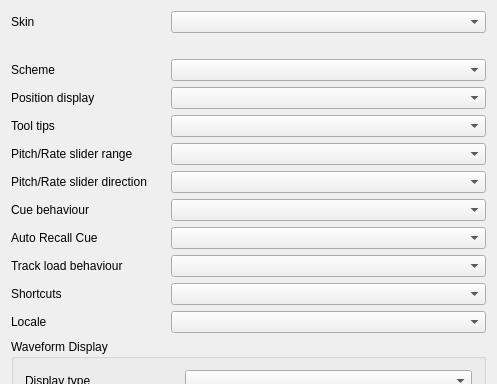
Before: the Qt Designer form mixxx/src/dlgprefcontrolsdlg.ui in mixxxcommunity/mixxx, drawn with Qt 5; both pictures show x 0 to 497 and y 0 to 384 of the 497 by 845 pixel window.
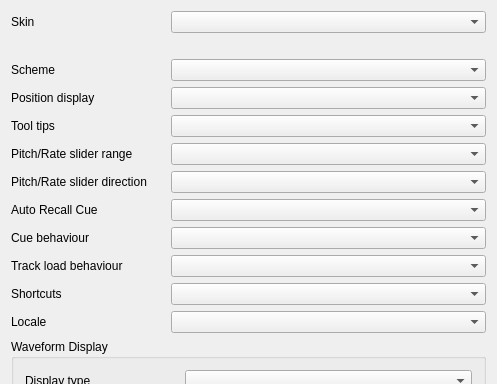
After: the same form once the commit is applied.

Commit message: sync with lp:mixxx/1.11

The edit to the form file:
```diff
--- a/mixxx/src/dlgprefcontrolsdlg.ui
+++ b/mixxx/src/dlgprefcontrolsdlg.ui
@@ -221,6 +221,32 @@
      <item row="11" column="1" colspan="2">
       <widget class="QComboBox" name="ComboBoxAllowTrackLoadToPlayingDeck"/>
      </item>
+     <item row="8" column="0">
+      <widget class="QLabel" name="labelCueBehaviour">
+       <property name="text">
+        <string>Cue behaviour</string>
+       </property>
+       <property name="buddy">
+        <cstring>ComboBoxCueDefault</cstring>
+       </property>
+      </widget>
+     </item>
+     <item row="8" column="1" colspan="2">
+      <widget class="QComboBox" name="ComboBoxCueDefault"/>
+     </item>
+     <item row="7" column="0">
+      <widget class="QLabel" name="textLabelCueRecall">
+       <property name="text">
+        <string>Auto Recall Cue</string>
+       </property>
+       <property name="buddy">
+        <cstring>ComboBoxCueRecall</cstring>
+       </property>
+      </widget>
+     </item>
+     <item row="7" column="1" colspan="2">
+      <widget class="QComboBox" name="ComboBoxCueRecall"/>
+     </item>
      <item row="13" column="0">
       <widget class="QLabel" name="lable_shortcuts">
        <property name="text">
@@ -234,9 +260,6 @@
      <item row="13" column="1" colspan="2">
       <widget class="QComboBox" name="ComboBoxShortcutsSource"/>
      </item>
-     <item row="8" column="1" colspan="2">
-      <widget class="QComboBox" name="ComboBoxCueRecall"/>
-     </item>
      <item row="15" column="0">
       <widget class="QLabel" name="textLabelLocale">
        <property name="text">
@@ -260,29 +283,6 @@
        </property>
       </widget>
      </item>
-     <item row="7" column="1" colspan="2">
-      <widget class="QComboBox" name="ComboBoxCueDefault"/>
-     </item>
-     <item row="7" column="0">
-      <widget class="QLabel" name="labelCueBehaviour">
-       <property name="text">
-        <string>Cue behaviour</string>
-       </property>
-       <property name="buddy">
-        <cstring>ComboBoxCueDefault</cstring>
-       </property>
-      </widget>
-     </item>
-     <item row="8" column="0">
-      <widget class="QLabel" name="textLabelCueRecall">
-       <property name="text">
-        <string>Auto Recall Cue</string>
-       </property>
-       <property name="buddy">
-        <cstring>ComboBoxCueRecall</cstring>
-       </property>
-      </widget>
-     </item>
     </layout>
    </item>
    <item row="2" column="0">
```
Left out of the diff: 5 changed lines with no effect on the pictures. The commit also changes 1 other file.
